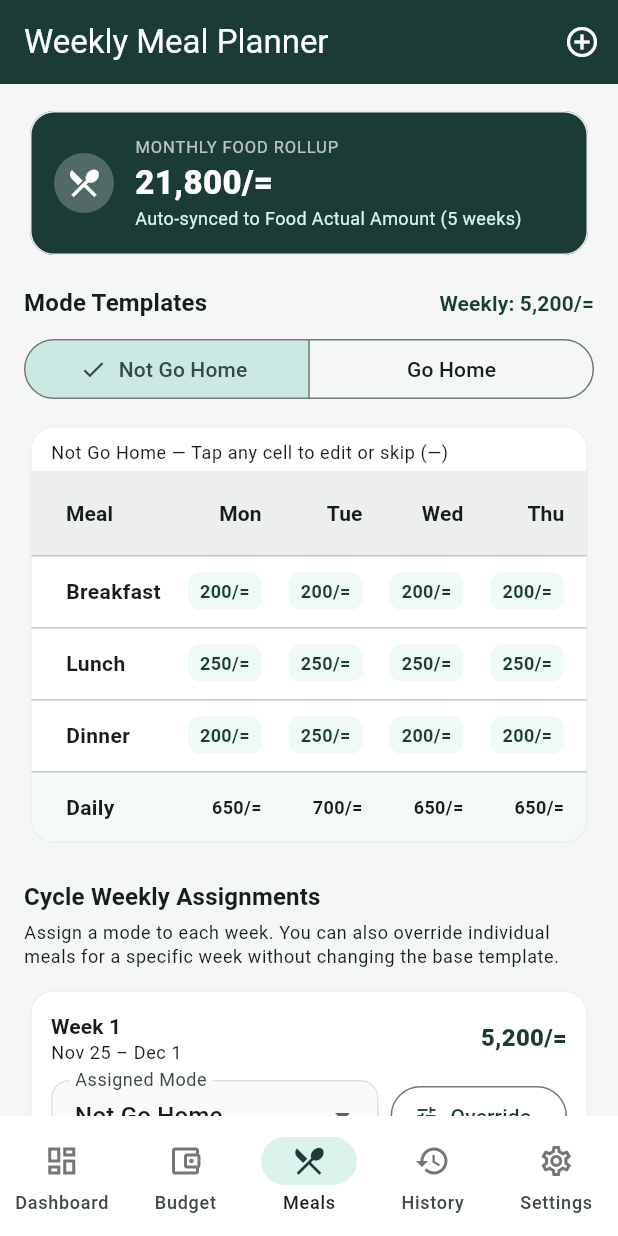
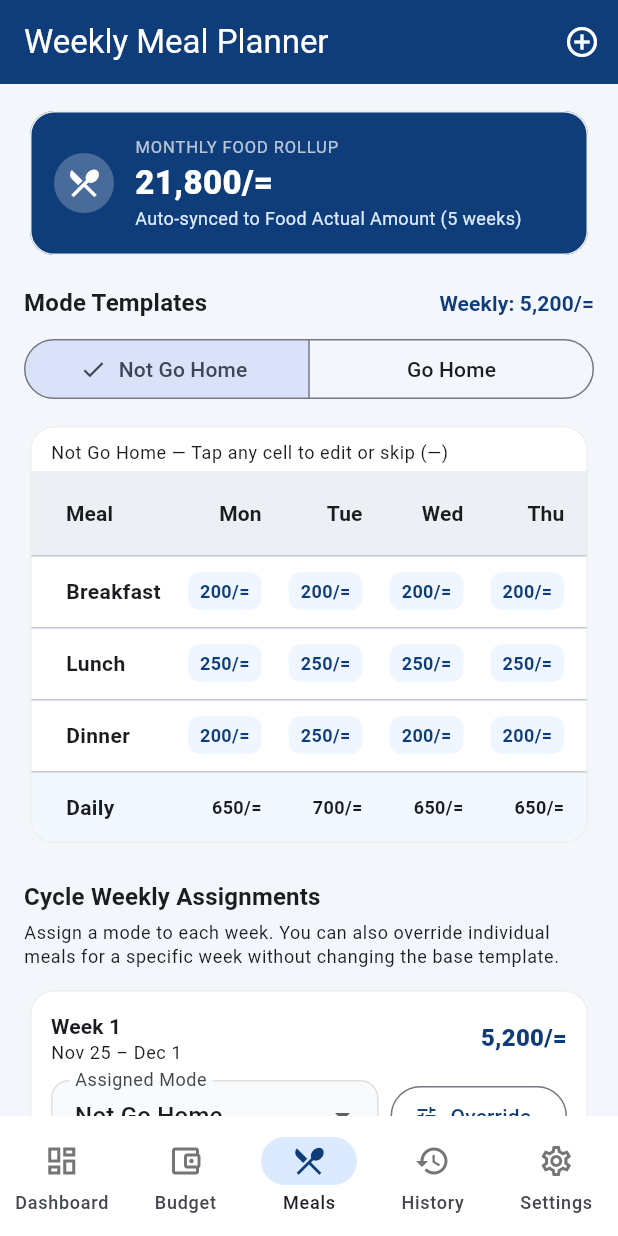
Before and after one commit to ruwanwija/personal-budget-app, a Flutter app: the screen it shows after launch, item 3 of the bottom bar chosen, on a phone screen of 412 x 824 dp. Run offline on Flutter 3.47's test engine with Material 3 defaults, Android fonts, the phone set to English and light mode, and no system bars; our stand-ins replace csv, drift, equatable, file_picker, flutter_local_notifications, flutter_riverpod and 9 more; missing offline and left inert: sqlite3; accounts and stored records are empty; generated files the repository leaves out were written again; network calls fail.

Commit message:
Change app theme to blue

```diff
--- a/lib/app/theme.dart
+++ b/lib/app/theme.dart
@@ -1,9 +1,14 @@
 import 'package:material_ui/material_ui.dart';
 
 class AppColors {
-  static const Color brandDeepGreen = Color(0xFF1B3B36);
-  static const Color brandTeal = Color(0xFF2A6F68);
-  static const Color brandMint = Color(0xFFDCF2EC);
+  static const Color brandPrimary = Color(0xFF0F3D7A);
+  static const Color brandSecondary = Color(0xFF1E64C8);
+  static const Color brandTint = Color(0xFFDBEAFE);
+
+  // Aliases kept for screen compatibility (mapped to Blue theme palette)
+  static const Color brandDeepGreen = brandPrimary;
+  static const Color brandTeal = brandSecondary;
+  static const Color brandMint = brandTint;
 
   static const Color positiveGreen = Color(0xFF15803D);
   static const Color positiveBgLight = Color(0xFFDCFCE7);
@@ -21,18 +26,18 @@ class AppColors {
 class AppTheme {
   static ThemeData light() {
     final scheme = ColorScheme.fromSeed(
-      seedColor: AppColors.brandDeepGreen,
-      primary: AppColors.brandDeepGreen,
-      secondary: AppColors.brandTeal,
+      seedColor: AppColors.brandPrimary,
+      primary: AppColors.brandPrimary,
+      secondary: AppColors.brandSecondary,
       brightness: Brightness.light,
-      surface: const Color(0xFFF7F9F8),
+      surface: const Color(0xFFF8FAFC),
     );
     return ThemeData(
       useMaterial3: true,
       colorScheme: scheme,
-      scaffoldBackgroundColor: const Color(0xFFF4F7F6),
+      scaffoldBackgroundColor: const Color(0xFFF3F6FB),
       appBarTheme: const AppBarTheme(
-        backgroundColor: AppColors.brandDeepGreen,
+        backgroundColor: AppColors.brandPrimary,
         foregroundColor: Colors.white,
         elevation: 0,
         centerTitle: false,
--- a/lib/features/history/data/report_export_service.dart
+++ b/lib/features/history/data/report_export_service.dart
@@ -97,10 +97,10 @@ class ReportExportService {
     required CurrencyFormatStyle currencyFormat,
   }) async {
     final doc = pw.Document();
-    final headerColor = PdfColor.fromHex('#1B3B36');
+    final headerColor = PdfColor.fromHex('#0F3D7A');
     final greenColor = PdfColor.fromHex('#15803D');
     final redColor = PdfColor.fromHex('#DC2626');
-    final lightBg = PdfColor.fromHex('#F4F7F6');
+    final lightBg = PdfColor.fromHex('#F3F6FB');
 
     String money(double v, {bool showPlus = false}) => CurrencyFormatter.format(
           v,
@@ -156,7 +156,7 @@ class ReportExportService {
                     pw.Text(
                       'PERSONAL FINANCIAL MANAGEMENT',
                       style: pw.TextStyle(
-                        color: PdfColors.teal100,
+                        color: PdfColors.blue100,
                         fontSize: 9,
                         fontWeight: pw.FontWeight.bold,
                       ),
@@ -186,7 +186,7 @@ class ReportExportService {
                     pw.Text(
                       'TOTAL INCOME',
                       style: const pw.TextStyle(
-                        color: PdfColors.teal100,
+                        color: PdfColors.blue100,
                         fontSize: 9,
                       ),
                     ),
```
